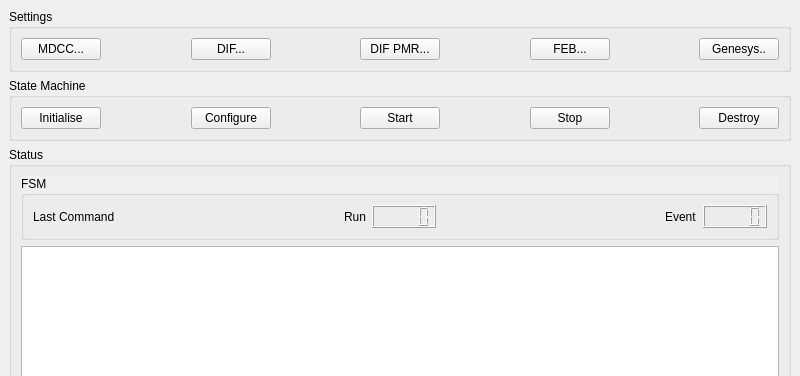
First picture: the form in pycontrol/qt/daqwindow.ui, repository mirabitl/lydaq, before the edit; both pictures show x 0 to 800 and y 0 to 376 of the 800 by 600 pixel window.
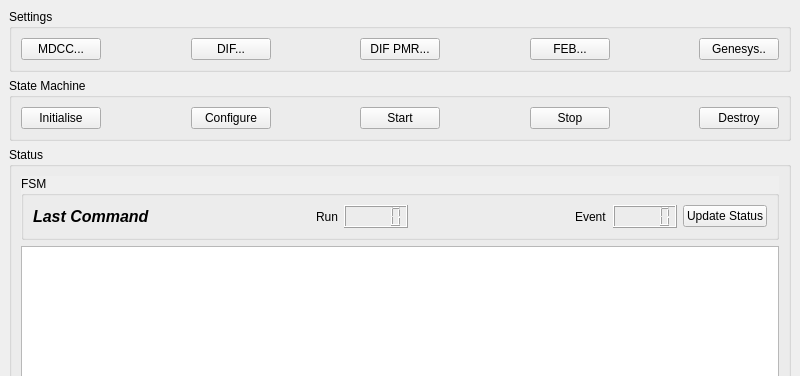
Second picture: the form after the edit.

Diff of the .ui file:
```diff
--- a/pycontrol/qt/daqwindow.ui
+++ b/pycontrol/qt/daqwindow.ui
@@ -233,6 +233,14 @@
          <layout class="QHBoxLayout" name="horizontalLayout_3">
           <item>
            <widget class="QLabel" name="laCMD">
+            <property name="font">
+             <font>
+              <pointsize>12</pointsize>
+              <weight>75</weight>
+              <italic>true</italic>
+              <bold>true</bold>
+             </font>
+            </property>
             <property name="text">
              <string>Last Command</string>
             </property>
@@ -284,6 +292,13 @@
           <item>
            <widget class="QLCDNumber" name="lcdEvent"/>
           </item>
+          <item>
+           <widget class="QPushButton" name="pbUpdate">
+            <property name="text">
+             <string>Update Status</string>
+            </property>
+           </widget>
+          </item>
          </layout>
         </widget>
        </item>
```
